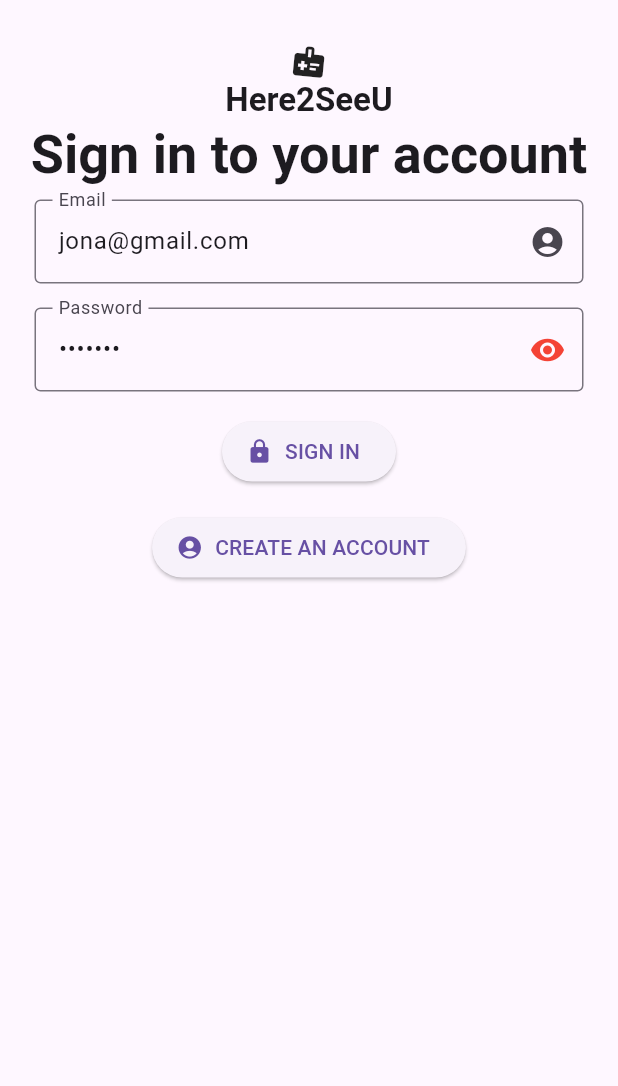
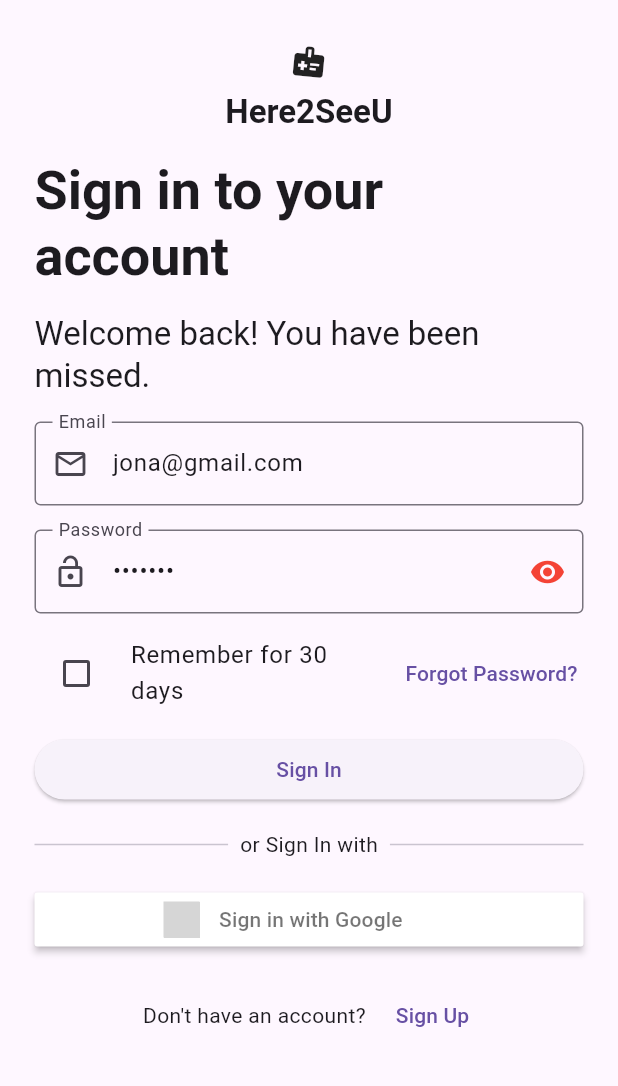
Before and after one commit to deidric/telemed, a Flutter app: the screen it shows after launch, after a tap on "Patient", on a phone screen of 412 x 824 dp, the part 63-1149 px from its top. Run offline on Flutter 3.47's test engine with Material 2 defaults, Android fonts, the light colour scheme and no system bars; our stand-ins replace carousel_slider, flutter_signin_button; grey boxes are pictures that could not be loaded.

Commit message:
* Sign in page UI complete.

```diff
--- a/lib/UI/SignInSignUp/SignInPage.dart
+++ b/lib/UI/SignInSignUp/SignInPage.dart
@@ -1,4 +1,5 @@
 import 'package:flutter/material.dart';
+import 'package:flutter_signin_button/flutter_signin_button.dart';
 import 'package:provider/provider.dart';
 import 'package:telemed/Components/TelemedLoadingProgressDialog.dart';
 import 'package:telemed/Providers/telemedDataProvider.dart';
@@ -32,6 +33,7 @@ class SignInPageState extends State<SignInPage> with TickerProviderStateMixin {
 
   final emailController = TextEditingController();
   final passwordController = TextEditingController();
+  bool rememberFor30days = false;
 
   @override
   void initState() {
@@ -71,13 +73,6 @@ class SignInPageState extends State<SignInPage> with TickerProviderStateMixin {
     return Scaffold(
       appBar: AppBar(
         title: Text(TelemedSettings.appName),
-        automaticallyImplyLeading: true,
-        leading: IconButton(
-          icon: const Icon(Icons.arrow_back),
-          onPressed: () {
-            Navigator.pop(context, false);
-          },
-        ),
       ),
       body: data.isLoading
           ? const TelemedLoadingProgressDialog()
@@ -92,16 +87,27 @@ class SignInPageState extends State<SignInPage> with TickerProviderStateMixin {
                       turns: _animation,
                       child: const Icon(Icons.medical_information),
                     ),
-                    Text(TelemedStrings.here2SeeYou,
+                    Padding(
+                      padding: const EdgeInsets.all(8.0),
+                      child: Text(TelemedStrings.here2SeeYou,
                           style: Theme.of(context)
                               .textTheme
                               .titleLarge!
                               .copyWith(fontWeight: FontWeight.bold)),
-                    Text(TelemedStrings.signInToYourAccount,
+                    ),
+                    Padding(
+                      padding: const EdgeInsets.all(8.0),
+                      child: Text(TelemedStrings.signInToYourAccount,
                           style: Theme.of(context)
                               .textTheme
                               .displaySmall!
                               .copyWith(fontWeight: FontWeight.bold)),
+                    ),
+                    Padding(
+                      padding: const EdgeInsets.all(8.0),
+                      child: Text(TelemedStrings.welcomeBack,
+                          style: Theme.of(context).textTheme.titleLarge!),
+                    ),
                     Form(
                       autovalidateMode: AutovalidateMode.onUserInteraction,
                       key: _formKey,
@@ -123,8 +129,8 @@ class SignInPageState extends State<SignInPage> with TickerProviderStateMixin {
                                 decoration: InputDecoration(
                                   labelText: TelemedStrings.email,
                                   border: const OutlineInputBorder(),
-                                    suffixIcon:
-                                        const Icon(Icons.account_circle)),
+                                  prefixIcon: const Icon(Icons.mail_outline),
+                                ),
                               ),
                             ),
                             Padding(
@@ -141,6 +147,7 @@ class SignInPageState extends State<SignInPage> with TickerProviderStateMixin {
                                 decoration: InputDecoration(
                                     labelText: TelemedStrings.password,
                                     border: const OutlineInputBorder(),
+                                    prefixIcon: const Icon(Icons.lock_open),
                                     suffixIcon: InkWell(
                                       onTap: () {
                                         setState(() {
@@ -156,27 +163,83 @@ class SignInPageState extends State<SignInPage> with TickerProviderStateMixin {
                                     )),
                               ),
                             ),
+                            Row(
+                              children: [
+                                Expanded(
+                                  child: CheckboxListTile(
+                                      title: Text(TelemedStrings.remember),
+                                      value: rememberFor30days,
+                                      controlAffinity:
+                                          ListTileControlAffinity.leading,
+                                      onChanged: (newValue) {
+                                        setState(() {
+                                          rememberFor30days = newValue!;
+                                        });
+                                      }),
+                                ),
+                                TextButton(
+                                  onPressed: () {},
+                                  child: Text(TelemedStrings.forgotPassword),
+                                ),
+                              ],
+                            ),
                             Padding(
                               padding: const EdgeInsets.all(8.0),
-                              child: ElevatedButton.icon(
-                                icon: const Icon(Icons.lock),
+                              child: Row(
+                                children: [
+                                  Expanded(
+                                    child: ElevatedButton(
                                       onPressed: () {
                                         signIn(context);
                                       },
-                                label:
-                                    Text(TelemedStrings.signIn.toUpperCase()),
+                                      child: Text(TelemedStrings.signIn),
+                                    ),
+                                  ),
+                                ],
                               ),
                             ),
                             Padding(
                               padding: const EdgeInsets.all(8.0),
-                              child: ElevatedButton.icon(
-                                icon: const Icon(Icons.account_circle),
-                                onPressed: () {
-                                  // Navigator.pushNamedAndRemoveUntil(context,
-                                  //     SignUpPage.route, (route) => false);
-                                },
-                                label: Text(
-                                    TelemedStrings.createAccount.toUpperCase()),
+                              child: Row(
+                                children: [
+                                  const Expanded(child: Divider()),
+                                  Padding(
+                                    padding: const EdgeInsets.only(
+                                        left: 8.0, right: 8.0),
+                                    child: Text(TelemedStrings.signInWith),
+                                  ),
+                                  const Expanded(child: Divider()),
+                                ],
+                              ),
+                            ),
+                            Padding(
+                              padding: const EdgeInsets.all(8.0),
+                              child: Row(
+                                children: [
+                                  Expanded(
+                                    child: SignInButton(
+                                      Buttons.Google,
+                                      onPressed: () {},
+                                    ),
+                                  ),
+                                ],
+                              ),
+                            ),
+                            Padding(
+                              padding: const EdgeInsets.all(8.0),
+                              child: Row(
+                                mainAxisAlignment: MainAxisAlignment.center,
+                                children: [
+                                  Padding(
+                                    padding: const EdgeInsets.only(
+                                        left: 8.0, right: 8.0),
+                                    child: Text(TelemedStrings.noAccount),
+                                  ),
+                                  TextButton(
+                                    onPressed: () {},
+                                    child: Text(TelemedStrings.signUp),
+                                  ),
+                                ],
                               ),
                             ),
                           ],
--- a/lib/UI/homePage.dart
+++ b/lib/UI/homePage.dart
@@ -133,8 +133,8 @@ class _HomePageState extends State<HomePage> {
                         child: ElevatedButton.icon(
                           icon: const Icon(Icons.account_circle),
                           onPressed: () {
-                            Navigator.pushNamedAndRemoveUntil(context,
-                                SignInPage.route, (route) => false);
+                            Navigator.pushNamed(context,
+                                SignInPage.route,);
                           },
                           label: Text(TelemedStrings.patient),
                         ),
--- a/pubspec.yaml
+++ b/pubspec.yaml
@@ -38,6 +38,7 @@ dependencies:
   google_fonts: ^2.1.0
   provider: ^6.0.1
   carousel_slider: ^4.2.1
+  flutter_signin_button: ^2.0.0
 
 dev_dependencies:
   flutter_test:
```
Also changed, not shown: pubspec.lock. Lines whose indentation alone changed are shown as unchanged.
